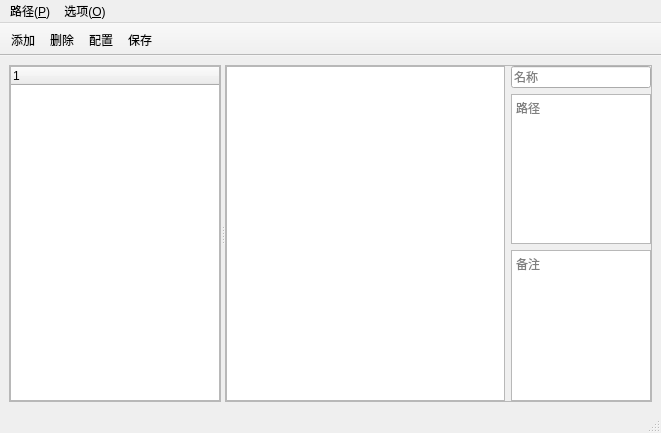
suifengpiaoyang/PathManagerPlus, file PathManagerPlus/ui/main_window.ui: the form before one commit.
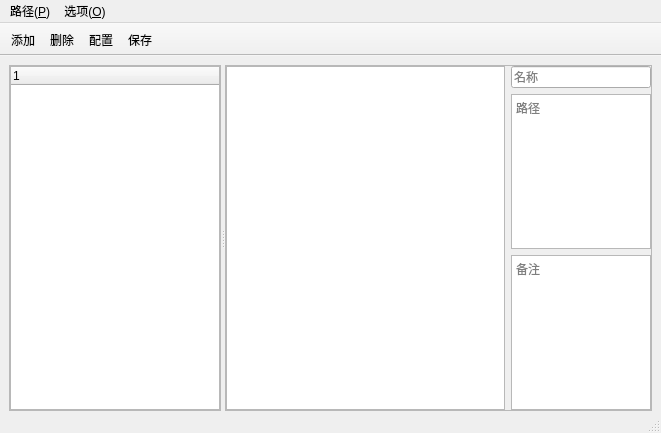
The form after the commit. Custom widgets are drawn as their Qt base class.

What changed in the file:
```diff
--- a/PathManagerPlus/ui/main_window.ui
+++ b/PathManagerPlus/ui/main_window.ui
@@ -15,6 +15,12 @@
   </property>
   <widget class="QWidget" name="centralwidget">
    <layout class="QHBoxLayout" name="horizontalLayout_3">
+    <property name="leftMargin">
+     <number>9</number>
+    </property>
+    <property name="bottomMargin">
+     <number>0</number>
+    </property>
     <item>
      <widget class="QSplitter" name="splitter">
       <property name="orientation">
```
Left out of the diff: 2 changed lines with no effect on the pictures.
